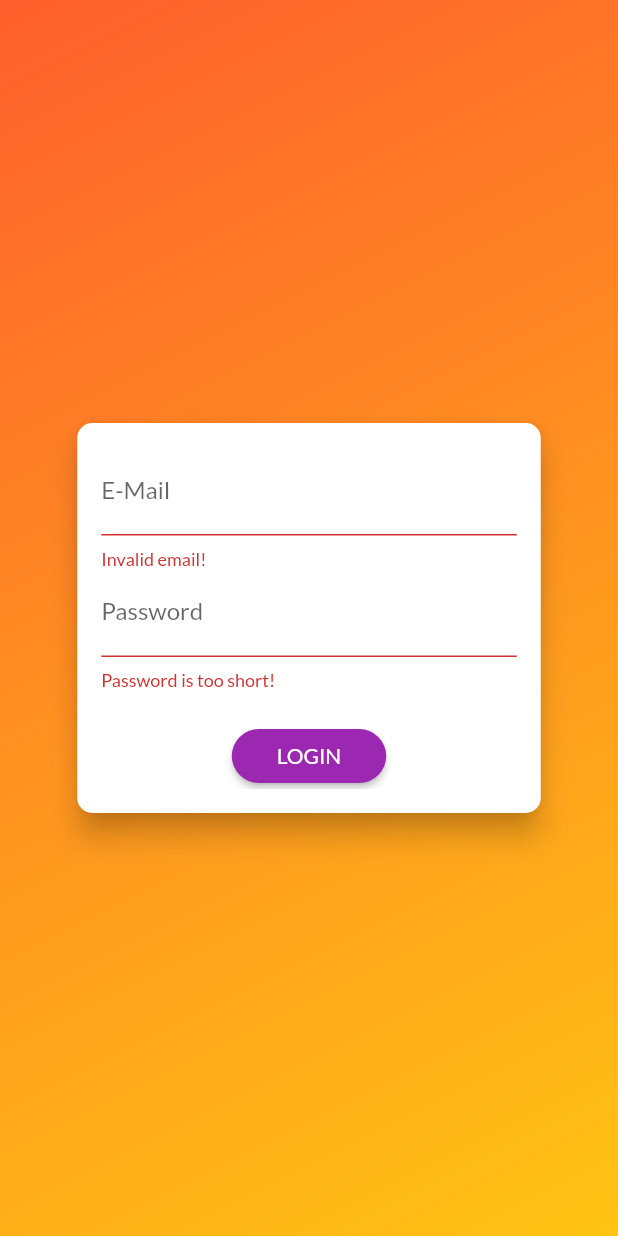
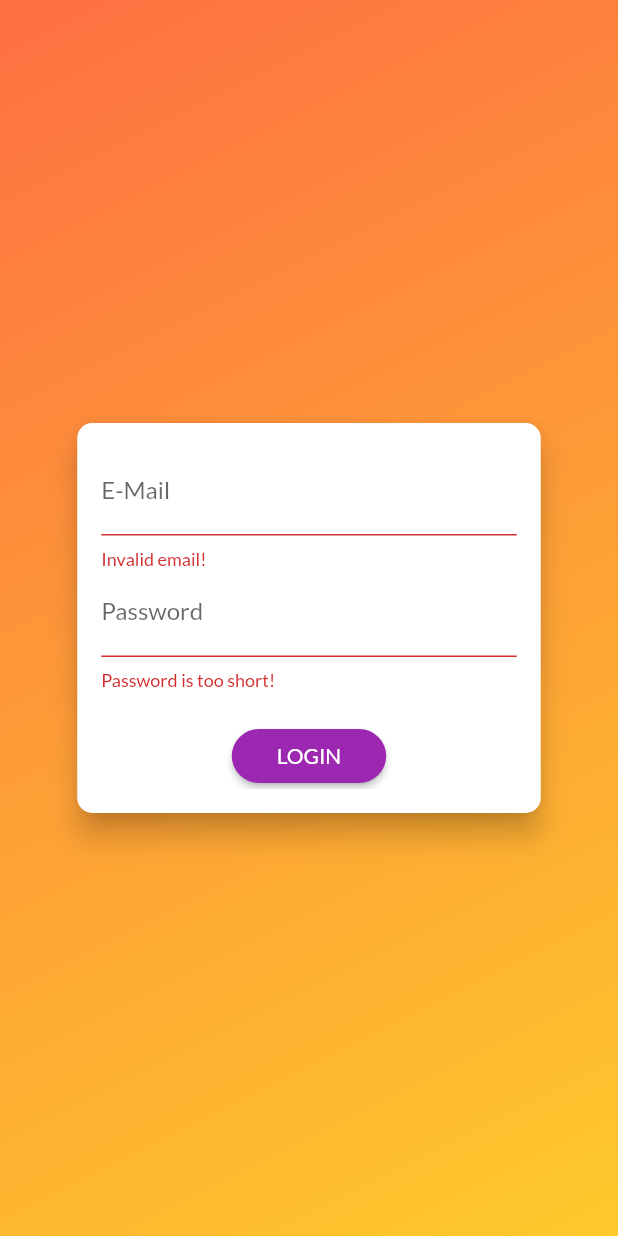
Before and after one commit to vaibhavpuri32/Shop-App, a Flutter app: the screen it shows after launch, after a tap on "LOGIN", on a phone screen of 412 x 824 dp. Run offline on Flutter 3.47's test engine with Material 2 defaults, Android fonts, the phone set to English and light mode, and no system bars.

Commit message:
Update auth_screen.dart

```diff
--- a/lib/screens/auth_screen.dart
+++ b/lib/screens/auth_screen.dart
@@ -22,8 +22,8 @@ class AuthScreen extends StatelessWidget {
             decoration: BoxDecoration(
               gradient: LinearGradient(
                 colors: [
-                  Colors.deepOrange.withOpacity(0.95),
-                  Colors.amber.withOpacity(0.95),
+                  Colors.deepOrange.withOpacity(0.85),
+                  Colors.amber.withOpacity(0.85),
                 ],
                 begin: Alignment.topLeft,
                 end: Alignment.bottomRight,
@@ -141,13 +141,13 @@ class _AuthCardState extends State<AuthCard> {
     } on HttpException catch (error) {
       var errorMessage = 'Authentication failed';
       if (error.toString().contains('EMAIL_EXISTS')) {
-        errorMessage = 'This email address is already in use.';
+        errorMessage = 'This Email address is already in use.';
       } else if (error.toString().contains('INVALID_EMAIL')) {
         errorMessage = 'This is not a valid email address';
       } else if (error.toString().contains('WEAK_PASSWORD')) {
-        errorMessage = 'This password is too weak.';
+        errorMessage = 'This password is too WEAK.';
       } else if (error.toString().contains('EMAIL_NOT_FOUND')) {
-        errorMessage = 'Could not find a user with that email.';
+        errorMessage = 'Could not find a user with that Email.';
       } else if (error.toString().contains('INVALID_PASSWORD')) {
         errorMessage = 'Invalid password.';
       }
```
